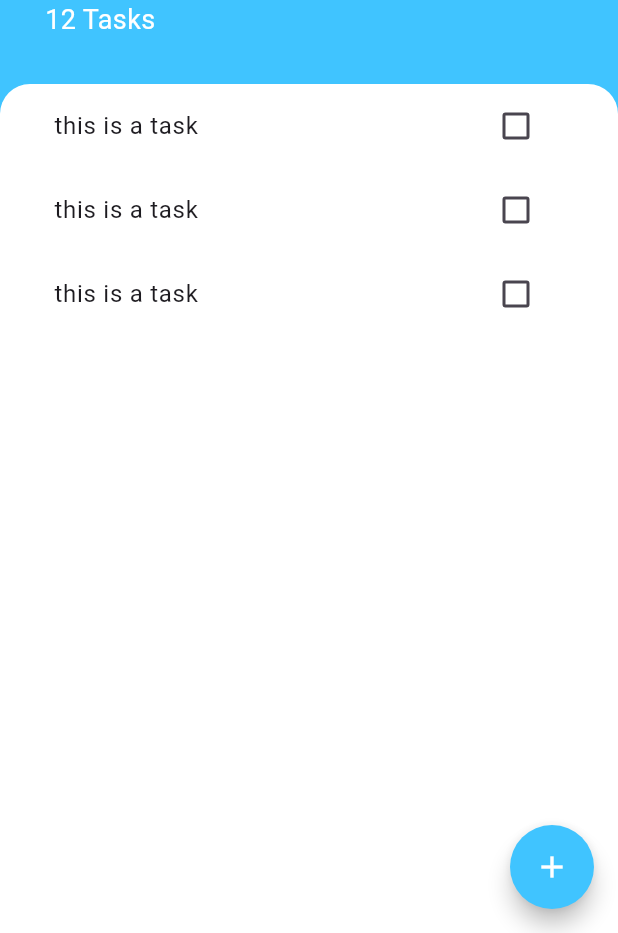
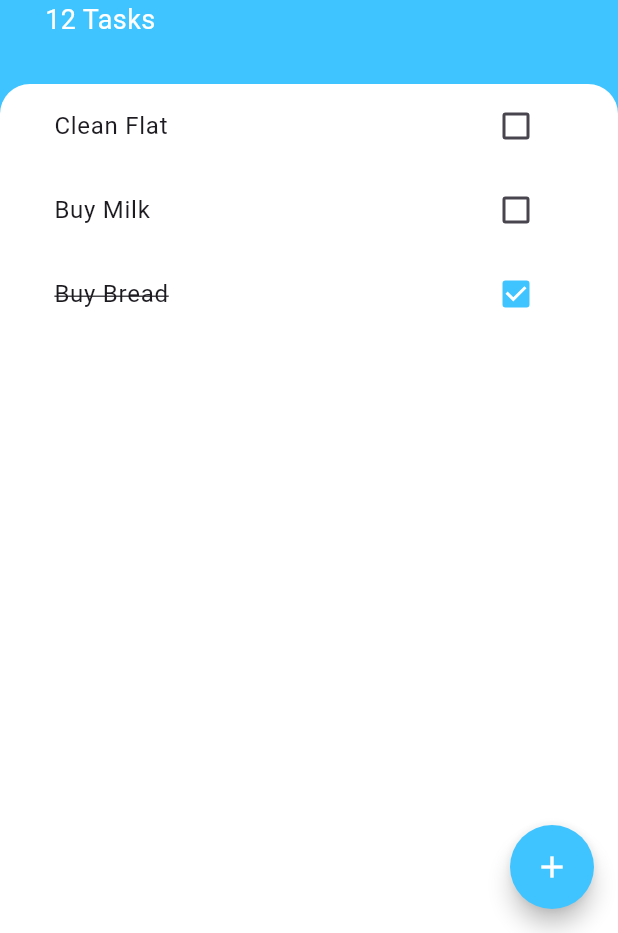
Before and after one commit to GawahChan/flutter_todoey, a Flutter app: the screen it shows after launch, on a phone screen of 412 x 824 dp, the part 303-1236 px from its top. Run offline on Flutter 3.47's test engine with Material 3 defaults, Android fonts, the phone set to English and light mode, and no system bars.

Commit message:
Refactor tasks_list and tasks_tile, create tasks model

```diff
--- /dev/null
+++ b/lib/models/task.dart
@@ -0,0 +1,12 @@
+class Task {
+  final String name;
+  bool isDone;
+
+  Task({required this.name, this.isDone = false});
+
+  void toggleDone() {
+    isDone = !isDone;
+  }
+
+
+}
--- a/lib/screens/add_task_screen.dart
+++ b/lib/screens/add_task_screen.dart
@@ -36,13 +36,11 @@ class AddTaskScreen extends StatelessWidget {
               ),
             ),
             TextButton(
-              onPressed: () {},
-              style: TextButton.styleFrom(
-                foregroundColor: Colors.white,
-                backgroundColor: Colors.lightBlueAccent
-              ),
-              child: const Text("Add")
-            )
+                style: TextButton.styleFrom(
+                    foregroundColor: Colors.white,
+                    backgroundColor: Colors.lightBlueAccent),
+                onPressed: () {},
+                child: const Text("Add"))
           ],
         ),
       ),
--- a/lib/widgets/task_tile.dart
+++ b/lib/widgets/task_tile.dart
@@ -1,52 +1,28 @@
 import 'package:flutter/material.dart';
 
-class TaskTile extends StatefulWidget {
-  const TaskTile({super.key});
+class TaskTile extends StatelessWidget {
+  final String taskTitle;
+  final bool isChecked;
+  final ValueChanged<bool?> checkboxCallback;
 
-  @override
-  State<TaskTile> createState() => _TaskTileState();
-}
-
-class _TaskTileState extends State<TaskTile> {
-  bool isChecked = false;
-
-  void checkboxCallback(bool? checkboxState) {
-    setState(() {
-      isChecked = checkboxState!;
-    });
-  }
+  const TaskTile(
+      {super.key,
+      required this.taskTitle,
+      required this.isChecked,
+      required this.checkboxCallback});
 
   @override
   Widget build(BuildContext context) {
     return ListTile(
-      title: Text(
-        "this is a task",
-        style: TextStyle(
-            decoration: isChecked ? TextDecoration.lineThrough : null),
-      ),
-      trailing: TaskCheckBox(
-          checkboxState: isChecked, toggleCheckboxState: checkboxCallback),
-    );
+        title: Text(
+          taskTitle,
+          style: TextStyle(
+              decoration: isChecked ? TextDecoration.lineThrough : null),
+        ),
+        trailing: Checkbox(
+          activeColor: Colors.lightBlueAccent,
+          value: isChecked,
+          onChanged: checkboxCallback,
+        ));
   }
 }
-
-class TaskCheckBox extends StatelessWidget {
-  final bool checkboxState;
-  final Function toggleCheckboxState;
-
-  const TaskCheckBox({
-    super.key,
-      required this.checkboxState,
-      required this.toggleCheckboxState
-  });
-
-  @override
-  Widget build(BuildContext context) {
-    return Checkbox(
-      value: checkboxState,
-      onChanged: (bool? newValue) {
-        toggleCheckboxState(newValue);
-      },
-    );
-  }
-}
--- a/lib/widgets/tasks_list.dart
+++ b/lib/widgets/tasks_list.dart
@@ -1,17 +1,35 @@
 import 'package:flutter/material.dart';
+import 'package:flutter_todoey/models/task.dart';
 import 'package:flutter_todoey/widgets/task_tile.dart';
 
-class TasksList extends StatelessWidget {
+class TasksList extends StatefulWidget {
   const TasksList({super.key});
 
   @override
+  State<TasksList> createState() => _TasksListState();
+}
+
+class _TasksListState extends State<TasksList> {
+  List<Task> tasks = [
+    Task(name: "Clean Flat"),
+    Task(name: "Buy Milk"),
+    Task(name: "Buy Bread", isDone: true),
+  ];
+
+  @override
   Widget build(BuildContext context) {
-    return ListView(
-      children: const [
-        TaskTile(),
-        TaskTile(),
-        TaskTile()
-      ],
+    return ListView.builder(
+      itemCount: tasks.length,
+      itemBuilder: (context, index) {
+        return TaskTile(
+          taskTitle: tasks[index].name,
+          isChecked: tasks[index].isDone,
+          checkboxCallback: (checkboxState) {
+              setState(() {
+                tasks[index].toggleDone();
+              });
+            });
+      },
     );
   }
 }
```
